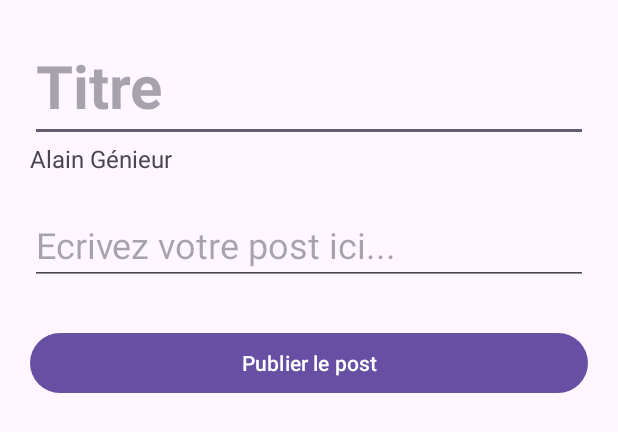
After one commit to Moumours/PostBee, an Android app: the layout activity_edit_post.xml on its own in the app's theme, with its tools: preview values and no code run, on a phone screen of 412 x 824 dp. The commit adds this screen. Shown: the top 432 px of the screen. Run offline under Robolectric (Android 15) with nearby library versions, the phone set to English and light mode, and no system bars.

Commit message:
- Ajout de l'écran de création de post

```diff
--- /dev/null
+++ b/mobile_app/app/src/main/java/com/example/mobile_app/controller/EditPostActivity.java
@@ -0,0 +1,16 @@
+package com.example.mobile_app.controller;
+
+import androidx.appcompat.app.AppCompatActivity;
+
+import android.os.Bundle;
+
+import com.example.mobile_app.R;
+
+public class EditPostActivity extends AppCompatActivity {
+
+    @Override
+    protected void onCreate(Bundle savedInstanceState) {
+        super.onCreate(savedInstanceState);
+        setContentView(R.layout.activity_edit_post);
+    }
+}
--- a/mobile_app/app/src/main/java/com/example/mobile_app/controller/HomeActivity.java
+++ b/mobile_app/app/src/main/java/com/example/mobile_app/controller/HomeActivity.java
@@ -2,6 +2,7 @@ package com.example.mobile_app.controller;
 
 import android.content.Intent;
 import android.os.Bundle;
+import android.view.View;
 import android.widget.ArrayAdapter;
 import android.widget.Button;
 import android.widget.ListView;
@@ -22,12 +23,15 @@ public class HomeActivity extends AppCompatActivity implements RecyclerViewInter
     private RecyclerView mRecyclerView;
     private List<ItemPost> posts = new ArrayList<ItemPost>();
 
+    private Button mAddPostButton;
+
     @Override
     protected void onCreate(Bundle savedInstanceState) {
         super.onCreate(savedInstanceState);
         setContentView(R.layout.activity_home);
 
-        mRecyclerView = (RecyclerView)findViewById(R.id.home_recyclerview_posts);
+        mRecyclerView = findViewById(R.id.home_recyclerview_posts);
+        mAddPostButton = findViewById(R.id.home_menu_button_addpost);
 
         posts.add(new ItemPost(0,"Titre d'article 1", "Jean Sériens", "01/01/2000"));
         posts.add(new ItemPost(1,"Titre d'article 2", "Jean Neymar", "02/02/2002"));
@@ -45,9 +49,17 @@ public class HomeActivity extends AppCompatActivity implements RecyclerViewInter
         posts.add(new ItemPost(13,"Titre d'article 14", "Jean Neymar", "02/02/2002"));
         posts.add(new ItemPost(14,"Titre d'article 15", "Martine", "03/03/2003"));
         posts.add(new ItemPost(15,"Titre d'article 16", ":D", "12/10/2015"));
+        posts.add(new ItemPost(16,"ABCDEF", "def", "abc"));
 
         mRecyclerView.setLayoutManager(new LinearLayoutManager(this));
         mRecyclerView.setAdapter(new ItemPostAdapter(posts, getApplicationContext(), this));
+
+        mAddPostButton.setOnClickListener(new View.OnClickListener() {
+            @Override
+            public void onClick(View v) {
+                startActivity(new Intent(HomeActivity.this, EditPostActivity.class));
+            }
+        });
     }
 
     @Override
--- /dev/null
+++ b/mobile_app/app/src/main/res/layout/activity_edit_post.xml
@@ -0,0 +1,71 @@
+<?xml version="1.0" encoding="utf-8"?>
+<androidx.core.widget.NestedScrollView xmlns:android="http://schemas.android.com/apk/res/android"
+    xmlns:app="http://schemas.android.com/apk/res-auto"
+    xmlns:tools="http://schemas.android.com/tools"
+    android:id="@+id/fragment_itempost_layout"
+    android:layout_width="match_parent"
+    android:layout_height="match_parent"
+    >
+
+    <LinearLayout
+        android:layout_width="match_parent"
+        android:layout_height="match_parent"
+        android:orientation="vertical"
+        android:layout_margin="20dp"
+        >
+        <EditText
+            android:id="@+id/editpost_edittext_title"
+            android:layout_width="match_parent"
+            android:layout_height="wrap_content"
+            android:hint="@string/hint_title"
+            android:textSize="40sp"
+            android:textStyle="bold"/>
+
+        <TextView
+            android:id="@+id/editpost_textview_author"
+            android:layout_width="wrap_content"
+            android:layout_height="wrap_content"
+            android:textSize="16sp"
+            android:gravity="start"
+            android:text="@string/placeholder_username"/>
+
+        <EditText
+            android:id="@+id/editpost_edittext_content"
+            android:layout_width="match_parent"
+            android:layout_height="wrap_content"
+            android:hint="@string/hint_content"
+            android:layout_marginTop="20dp"
+            android:layout_marginBottom="28dp"
+            android:textSize="24sp" />
+
+        <!--<TextView
+            android:layout_width="match_parent"
+            android:layout_height="wrap_content"
+            android:textStyle="bold"
+            android:layout_marginBottom="4dp"
+            android:textSize="16dp"
+            android:text="@string/ui_target" />
+
+        <CheckBox
+            android:id="@+id/editpost_checkbox_targetStudents"
+            android:layout_width="wrap_content"
+            android:layout_height="wrap_content"
+            android:text="Etudiants" />
+        <CheckBox
+            android:id="@+id/editpost_checkbox_targetTeachers"
+            android:layout_width="wrap_content"
+            android:layout_height="wrap_content"
+            android:text="Enseignants" />
+        <CheckBox
+            android:id="@+id/editpost_checkbox_targetOthers"
+            android:layout_width="wrap_content"
+            android:layout_height="wrap_content"
+            android:text="Autres" />-->
+
+        <Button
+            android:id="@+id/editpost_button_submit"
+            android:layout_width="match_parent"
+            android:layout_height="wrap_content"
+            android:text="Publier le post" />
+    </LinearLayout>
+</androidx.core.widget.NestedScrollView>
--- a/mobile_app/app/src/main/res/values/strings.xml
+++ b/mobile_app/app/src/main/res/values/strings.xml
@@ -2,6 +2,10 @@
     <string name="app_name">PostBee</string>
 
     <string name="ui_comments">Commentaires</string>
+    <string name="ui_target">Public ciblé</string>
+
+    <string name="hint_title">Titre</string>
+    <string name="hint_content">Ecrivez votre post ici...</string>
 
 
     <string name="placeholder_title">Titre un petit peu plus long</string>
```
